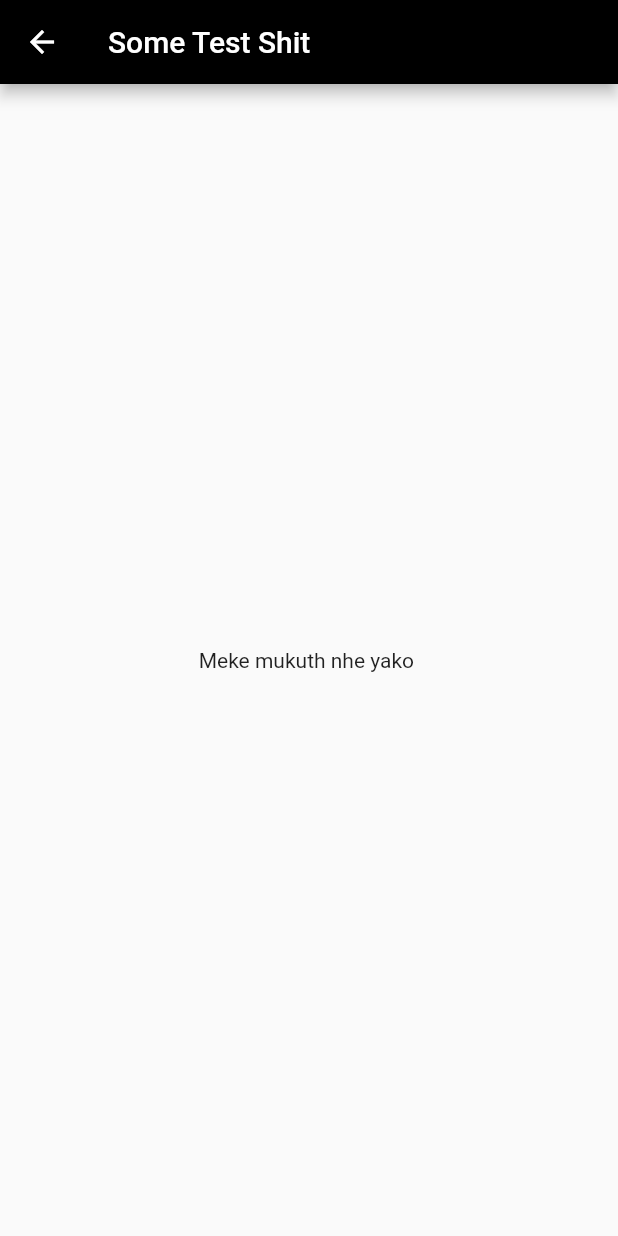
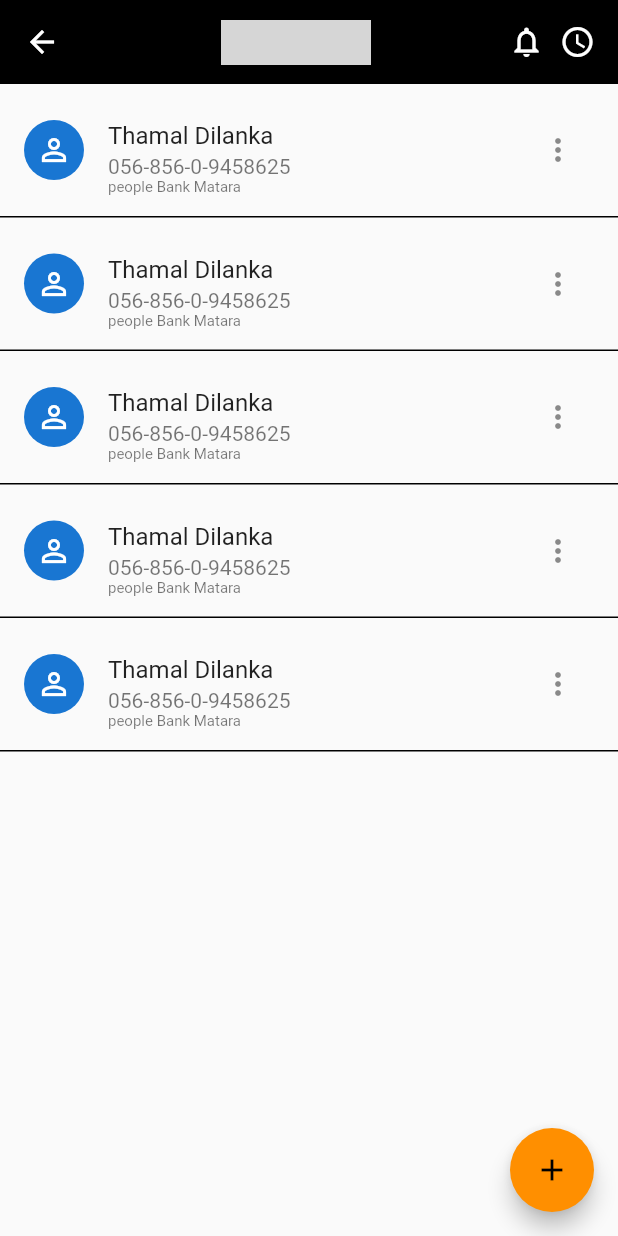
Before and after one commit to Dinukashameera/Peoples_Bank_UEE, a Flutter app: the FavouriteScreen screen opened by its route, tab 2 chosen, after a tap on the "ac unit" icon, on a phone screen of 412 x 824 dp. Run offline on Flutter 3.47's test engine with Material 2 defaults, Android fonts, the phone set to English and light mode, and no system bars; network calls fail; grey boxes are pictures that could not be loaded.

Commit message:
payment list and payment list item

```diff
--- a/lib/main.dart
+++ b/lib/main.dart
@@ -3,6 +3,7 @@ import './screens/Favourites_screen.dart';
 import './screens/Transfer_Screen.dart';
 import './screens/Settings_screen.dart';
 import 'screens/Tabs_screen.dart';
+import './screens/Payment_List_screen.dart';
 import './screens/Test_screen.dart';
 
 void main() {
@@ -40,7 +41,8 @@ class _MyHomePageState extends State<MyApp> {
         FavouriteScreen.routeName: (context) => FavouriteScreen(),
         TransferScreen.routeName: (context) => TransferScreen(),
         SettingsScreen.routeName: (context) => SettingsScreen(),
-        TestScreen.routeName: (context) => TestScreen()
+        TestScreen.routeName: (context) => TestScreen(),
+        PaymentListScreen.routeName: (context) => PaymentListScreen()
       },
     );
   }
--- /dev/null
+++ b/lib/screens/Payment_List_screen.dart
@@ -0,0 +1,52 @@
+import 'package:flutter/material.dart';
+import '../widgets/Payment_List_item.dart';
+
+class PaymentListScreen extends StatelessWidget {
+  static const routeName = '/paymentlist';
+  @override
+  Widget build(BuildContext context) {
+    return Scaffold(
+      appBar: AppBar(
+          title: Row(
+            mainAxisAlignment: MainAxisAlignment.center,
+            children: [
+              Image.network(
+                'https://www.parallax.lk/wp-content/uploads/2018/08/peoples-bank.png',
+                fit: BoxFit.cover,
+                height: 30,
+                width: 100,
+              )
+            ],
+          ),
+          elevation: 0,
+          actions: [
+            Container(
+              margin: EdgeInsets.only(right: 15),
+              child: Row(
+                children: [
+                  Icon(Icons.notifications_none),
+                  SizedBox(
+                    width: 10,
+                  ),
+                  Icon(Icons.access_time),
+                ],
+              ),
+            )
+          ]),
+      body: ListView(
+        children: <Widget>[
+          PaymentListItem(),
+          PaymentListItem(),
+          PaymentListItem(),
+          PaymentListItem(),
+          PaymentListItem(),
+        ],
+      ),
+      floatingActionButton: FloatingActionButton(
+        child: Icon(Icons.add),
+        onPressed: () {},
+        backgroundColor: Theme.of(context).accentColor,
+      ),
+    );
+  }
+}
--- a/lib/screens/Tabs_screen.dart
+++ b/lib/screens/Tabs_screen.dart
@@ -72,13 +72,14 @@ class _TabsScreenState extends State<TabsScreen> {
                 title: Text('Transfers'),
               ),
               BottomNavigationBarItem(
-                icon: Icon(Icons.favorite_border),
+                icon: Icon(Icons.favorite_border,),
                 title: Text('Home'),
               ),
               BottomNavigationBarItem(
                 icon: Icon(Icons.settings),
                 title: Text('Favourite'),
               ),
+
             ],
             currentIndex: _selectedIndex,
             type: BottomNavigationBarType.shifting,
--- /dev/null
+++ b/lib/widgets/Payment_List_item.dart
@@ -0,0 +1,43 @@
+import 'package:flutter/material.dart';
+
+class PaymentListItem extends StatelessWidget {
+  @override
+  Widget build(BuildContext context) {
+    return Container(
+      padding: EdgeInsets.symmetric(vertical: 8),
+      child: ListTile(
+        leading: CircleAvatar(
+          child: Icon(Icons.person_outline),
+        ),
+        title: Text('Thamal Dilanka'),
+        subtitle: Column(
+          children: <Widget>[
+            Row(
+              children: [Text('056-856-0-9458625')],
+            ),
+            Row(
+              children: [
+                Text(
+                  'people Bank Matara',
+                  style: TextStyle(fontSize: 10),
+                )
+              ],
+            ),
+          ],
+        ),
+        trailing: PopupMenuButton(
+          icon: Icon(Icons.more_vert),
+          itemBuilder: (_) => [
+            PopupMenuItem(child: Text('Update')),
+            PopupMenuItem(child: Text('Delete')),
+          ],
+        ),
+      ),
+      decoration: BoxDecoration(
+        border: Border(
+          bottom: BorderSide(),
+        ),
+      ),
+    );
+  }
+}
--- a/lib/widgets/favourite_bill_payment_avatar.dart
+++ b/lib/widgets/favourite_bill_payment_avatar.dart
@@ -1,5 +1,6 @@
 import 'package:flutter/material.dart';
-import '../screens/Test_screen.dart';
+import 'package:peoples_bank/screens/Payment_List_screen.dart';
+import '../screens/Payment_List_screen.dart';
 class FavouriteBillPaymentAvatar extends StatelessWidget {
   final int index;
   FavouriteBillPaymentAvatar(this.index);
@@ -11,7 +12,7 @@ class FavouriteBillPaymentAvatar extends StatelessWidget {
       children: <Widget>[
         GestureDetector(
           onTap:() {
-             Navigator.of(context).pushNamed(TestScreen.routeName);
+             Navigator.of(context).pushNamed(PaymentListScreen.routeName);
           },
           child: CircleAvatar(
             child: Icon(Icons.ac_unit),
```
Also changed, not shown: lib/dummy_data/payment_dummy_data.dart (added).
